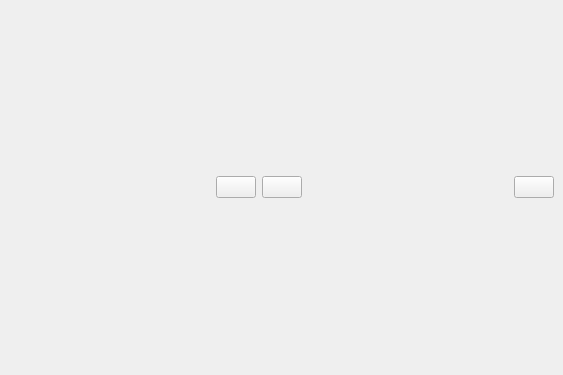
Above: code/ui/ui_orbitalDialog.ui from All4Gis/EquirectangularViewer before the change. Below: the same form after it.
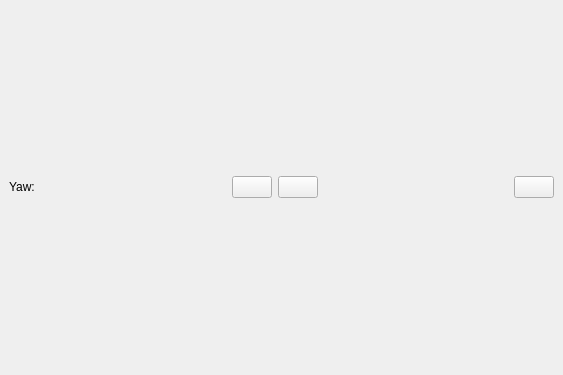
That is the form after the change. Icons and pictures are not drawn.

```diff
--- a/code/ui/ui_orbitalDialog.ui
+++ b/code/ui/ui_orbitalDialog.ui
@@ -36,6 +36,13 @@
       <property name="sizeConstraint">
        <enum>QLayout::SetFixedSize</enum>
       </property>
+      <item>
+       <widget class="QLabel" name="yawLbl">
+        <property name="text">
+         <string>Yaw:</string>
+        </property>
+       </widget>
+      </item>
       <item>
        <spacer name="horizontalSpacer_2">
         <property name="orientation">
```
